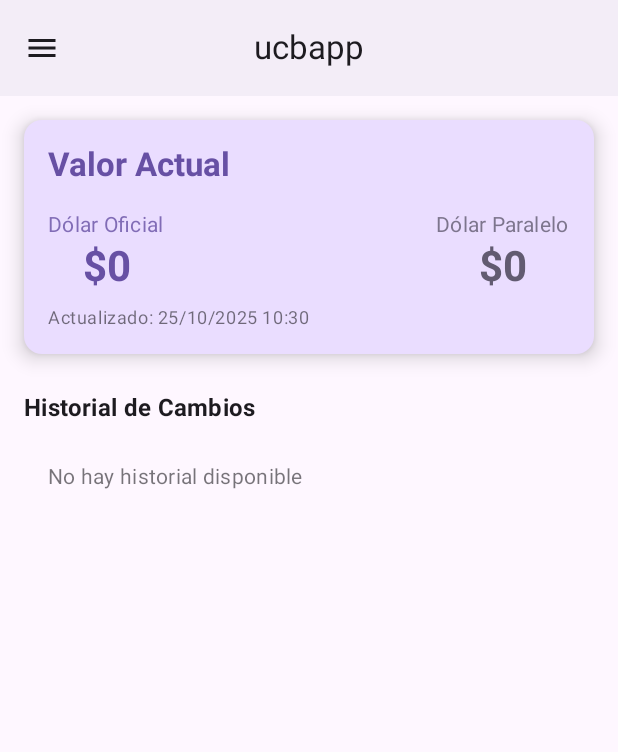
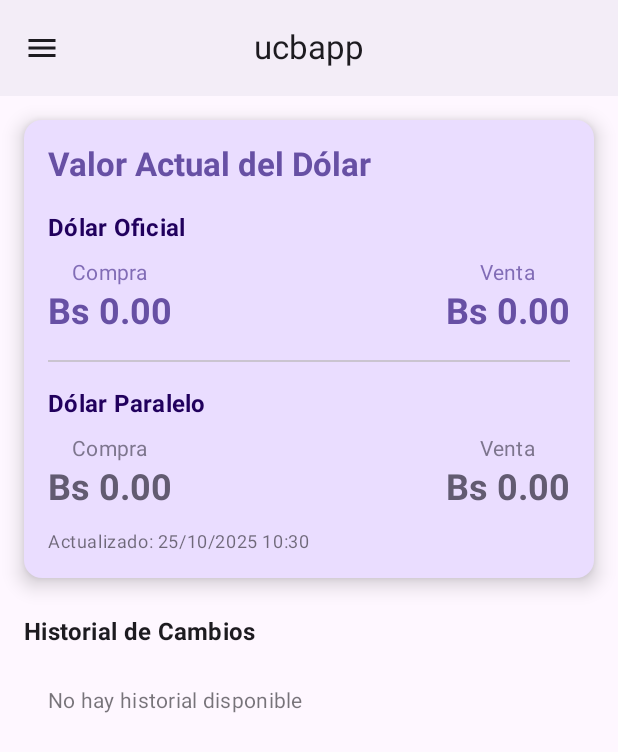
Before and after one commit to susan-cespedes/Moviles-2Parcial, an Android app built with Jetpack Compose: the dollar screen opened through its navigation route, on a phone screen of 412 x 824 dp. Shown: the top 752 px of the screen. Run offline under Robolectric (Android 15) with nearby library versions, the phone set to English and light mode, and no system bars; our stand-ins replace Firebase (no records; nobody signed in at launch, a user with empty details on screens opened directly), Room's generated code; libraries missing offline, so code that uses them is left out: io.sentry; pictures from the network do not load.

Commit message:
Ultimos cambios

```diff
--- a/app/src/main/java/com/calyrsoft/ucbp1/features/dollar/data/database/AppRoomDatabase.kt
+++ b/app/src/main/java/com/calyrsoft/ucbp1/features/dollar/data/database/AppRoomDatabase.kt
@@ -7,21 +7,18 @@ import androidx.room.RoomDatabase
 import com.calyrsoft.ucbp1.features.dollar.data.database.dao.IDollarDao
 import com.calyrsoft.ucbp1.features.dollar.data.database.entity.DollarEntity
 
-@Database(entities = [DollarEntity::class], version = 2)
+@Database(entities = [DollarEntity::class], version = 3)
 abstract class AppRoomDatabase : RoomDatabase() {
     abstract fun dollarDao(): IDollarDao
-
 
     companion object {
         @Volatile
         private var Instance: AppRoomDatabase? = null
 
-
         fun getDatabase(context: Context): AppRoomDatabase {
-            // if the Instance is not null, return it, otherwise create a new database instance.
             return Instance ?: synchronized(this) {
                 Room.databaseBuilder(context, AppRoomDatabase::class.java, "dollar_db")
-                    .addMigrations(MIGRATION_1_2)
+                    .addMigrations(MIGRATION_1_2, MIGRATION_2_3)
                     .build()
                     .also { Instance = it }
             }
--- a/app/src/main/java/com/calyrsoft/ucbp1/features/dollar/data/database/dao/IDollarDao.kt
+++ b/app/src/main/java/com/calyrsoft/ucbp1/features/dollar/data/database/dao/IDollarDao.kt
@@ -1,5 +1,4 @@
 package com.calyrsoft.ucbp1.features.dollar.data.database.dao
-
 
 import androidx.room.Dao
 import androidx.room.Insert
--- a/app/src/main/java/com/calyrsoft/ucbp1/features/dollar/data/database/entity/DollarEntity.kt
+++ b/app/src/main/java/com/calyrsoft/ucbp1/features/dollar/data/database/entity/DollarEntity.kt
@@ -10,15 +10,21 @@ data class DollarEntity(
     @ColumnInfo(name = "id")
     var id: Int = 0,
 
-    @ColumnInfo(name = "dollar_official")
-    var dollarOfficial: String? = null,
+    @ColumnInfo(name = "dollar_official_compra")
+    var dollarOfficialCompra: String? = null,
 
-    @ColumnInfo(name = "dollar_parallel")
-    var dollarParallel: String? = null,
+    @ColumnInfo(name = "dollar_official_venta")
+    var dollarOfficialVenta: String? = null,
+
+    @ColumnInfo(name = "dollar_parallel_compra")
+    var dollarParallelCompra: String? = null,
+
+    @ColumnInfo(name = "dollar_parallel_venta")
+    var dollarParallelVenta: String? = null,
+
+    @ColumnInfo(name = "timestamp")
+    var timestamp: Long = 0,
 
     @ColumnInfo(name = "source")
-    var source: String = "unknown",
-
-    @ColumnInfo(name = "timestamp")
-    var timestamp: Long = 0
+    var source: String = "unknown"
 )
--- a/app/src/main/java/com/calyrsoft/ucbp1/features/dollar/data/datasource/DollarLocalDataSource.kt
+++ b/app/src/main/java/com/calyrsoft/ucbp1/features/dollar/data/datasource/DollarLocalDataSource.kt
@@ -1,39 +1,29 @@
 package com.calyrsoft.ucbp1.features.dollar.data.datasource
 
-
 import com.calyrsoft.ucbp1.features.dollar.data.database.dao.IDollarDao
-import com.calyrsoft.ucbp1.features.dollar.data.mapper.toEntity
+import com.calyrsoft.ucbp1.features.dollar.data.database.entity.DollarEntity
 import com.calyrsoft.ucbp1.features.dollar.data.mapper.toModel
 import com.calyrsoft.ucbp1.features.dollar.domain.model.DollarModel
 
-class DollarLocalDataSource(
-    val dao: IDollarDao
-) {
+class DollarLocalDataSource(private val dollarDao: IDollarDao) {
 
-    suspend fun getList(): List<DollarModel> {
-        return dao.getList().map {
-            it.toModel()
-        }
-
-    }
-    suspend fun deleteAll() {
-        dao.deleteAll()
-    }
-    suspend fun inserTDollars(list: List<DollarModel>) {
-        val dollarEntity = list.map { it.toEntity() }
-        dao.insertDollars(dollarEntity)
+    suspend fun insert(dollar: DollarEntity) {
+        dollarDao.insert(dollar)
     }
 
-    suspend fun insert(dollar: DollarModel) {
-        dao.insert(dollar.toEntity())
+    suspend fun getAllDollars(): List<DollarModel> {
+        return dollarDao.getList().map { it.toModel() }
     }
+
     suspend fun getAllOrderedByDate(): List<DollarModel> {
-        return dao.getAllOrderedByDate().map { it.toModel() }
+        return dollarDao.getAllOrderedByDate().map { it.toModel() }
+    }
+
+    suspend fun deleteAll() {
+        dollarDao.deleteAll()
     }
 
     suspend fun deleteById(id: Int) {
-        dao.deleteById(id)
+        dollarDao.deleteById(id)
     }
-
-
 }
--- a/app/src/main/java/com/calyrsoft/ucbp1/features/dollar/data/datasource/RealTimeRemoteDataSource.kt
+++ b/app/src/main/java/com/calyrsoft/ucbp1/features/dollar/data/datasource/RealTimeRemoteDataSource.kt
@@ -1,44 +1,42 @@
 package com.calyrsoft.ucbp1.features.dollar.data.datasource
 
 import com.calyrsoft.ucbp1.features.dollar.domain.model.DollarModel
-import com.google.firebase.Firebase
 import com.google.firebase.database.DataSnapshot
 import com.google.firebase.database.DatabaseError
+import com.google.firebase.database.FirebaseDatabase
 import com.google.firebase.database.ValueEventListener
-import com.google.firebase.database.database
 import kotlinx.coroutines.channels.awaitClose
 import kotlinx.coroutines.flow.Flow
 import kotlinx.coroutines.flow.callbackFlow
 
 class RealTimeRemoteDataSource {
+    private val database = FirebaseDatabase.getInstance()
+    private val dollarRef = database.getReference("dollar")
 
     fun getDollarUpdates(): Flow<DollarModel> = callbackFlow {
-        val callback = object : ValueEventListener {
-            override fun onCancelled(error: DatabaseError) {
-                // ELIMINA EL TODO() y cierra el flow con el error
-                close(error.toException())
+        val listener = object : ValueEventListener {
+            override fun onDataChange(snapshot: DataSnapshot) {
+                val dollarOfficialCompra = snapshot.child("dollarOfficialCompra").getValue(String::class.java) ?: "0.00"
+                val dollarOfficialVenta = snapshot.child("dollarOfficialVenta").getValue(String::class.java) ?: "0.00"
+                val dollarParallelCompra = snapshot.child("dollarParallelCompra").getValue(String::class.java) ?: "0.00"
+                val dollarParallelVenta = snapshot.child("dollarParallelVenta").getValue(String::class.java) ?: "0.00"
+
+                val dollar = DollarModel(
+                    dollarOfficialCompra = dollarOfficialCompra,
+                    dollarOfficialVenta = dollarOfficialVenta,
+                    dollarParallelCompra = dollarParallelCompra,
+                    dollarParallelVenta = dollarParallelVenta,
+                    timestamp = System.currentTimeMillis()
+                )
+                trySend(dollar)
             }
 
-            override fun onDataChange(snapshot: DataSnapshot) {
-                val value = snapshot.getValue(DollarModel::class.java)
-                if (value != null) {
-                    // Agrega timestamp actual si no viene de Firebase
-                    val dollarWithTimestamp = value.copy(
-                        timestamp = if (value.timestamp == 0L) System.currentTimeMillis() else value.timestamp
-                    )
-                    trySend(dollarWithTimestamp)
-                } else {
-                    trySend(DollarModel("0", "0", System.currentTimeMillis()))
-                }
+            override fun onCancelled(error: DatabaseError) {
+                close(error.toException())
             }
         }
 
-        val database = Firebase.database
-        val myRef = database.getReference("dollar")
-        myRef.addValueEventListener(callback)
-
-        awaitClose {
-            myRef.removeEventListener(callback)
-        }
+        dollarRef.addValueEventListener(listener)
+        awaitClose { dollarRef.removeEventListener(listener) }
     }
 }
--- a/app/src/main/java/com/calyrsoft/ucbp1/features/dollar/data/mapper/mapper.kt
+++ b/app/src/main/java/com/calyrsoft/ucbp1/features/dollar/data/mapper/mapper.kt
@@ -5,16 +5,20 @@ import com.calyrsoft.ucbp1.features.dollar.domain.model.DollarModel
 
 fun DollarEntity.toModel() : DollarModel {
     return DollarModel(
-        dollarOfficial = dollarOfficial,
-        dollarParallel = dollarParallel,
+        dollarOfficialCompra = dollarOfficialCompra,
+        dollarOfficialVenta =dollarOfficialVenta,
+        dollarParallelCompra = dollarParallelCompra,
+        dollarParallelVenta=dollarParallelVenta,
         timestamp = timestamp
     )
 }
 
 fun DollarModel.toEntity() : DollarEntity {
     return DollarEntity(
-        dollarOfficial = dollarOfficial,
-        dollarParallel = dollarParallel,
+        dollarOfficialCompra = dollarOfficialCompra,
+        dollarOfficialVenta =dollarOfficialVenta,
+        dollarParallelCompra = dollarParallelCompra,
+        dollarParallelVenta=dollarParallelVenta,
         timestamp = if (timestamp == 0L) System.currentTimeMillis() else timestamp
     )
 }
--- a/app/src/main/java/com/calyrsoft/ucbp1/features/dollar/domain/model/DollarModel.kt
+++ b/app/src/main/java/com/calyrsoft/ucbp1/features/dollar/domain/model/DollarModel.kt
@@ -1,7 +1,10 @@
 package com.calyrsoft.ucbp1.features.dollar.domain.model
 
 data class DollarModel(
-    var dollarOfficial: String? = null,
-    var dollarParallel: String? = null,
+    val dollarOfficialCompra: String? = null,
+    val dollarOfficialVenta: String? = null,
+    val dollarParallelCompra: String? = null,
+    val dollarParallelVenta: String? = null,
+
     var timestamp: Long = 0L
 )
--- a/app/src/main/java/com/calyrsoft/ucbp1/features/dollar/domain/repository/DollarRepositoryImpl.kt
+++ b/app/src/main/java/com/calyrsoft/ucbp1/features/dollar/domain/repository/DollarRepositoryImpl.kt
@@ -2,6 +2,7 @@ package com.calyrsoft.ucbp1.features.dollar.data.repository
 
 import com.calyrsoft.ucbp1.features.dollar.data.datasource.RealTimeRemoteDataSource
 import com.calyrsoft.ucbp1.features.dollar.data.datasource.DollarLocalDataSource
+import com.calyrsoft.ucbp1.features.dollar.data.mapper.toEntity
 import com.calyrsoft.ucbp1.features.dollar.domain.model.DollarModel
 import com.calyrsoft.ucbp1.features.dollar.domain.repository.IDollarRepository
 import kotlinx.coroutines.flow.Flow
@@ -16,7 +17,7 @@ class DollarRepositoryImpl(
         return realTimeRemoteDataSource.getDollarUpdates()
             .onEach { dollar ->
                 // Guardar en base de datos local cada actualización
-                localDataSource.insert(dollar)
+                localDataSource.insert(dollar.toEntity())
             }
     }
 
--- a/app/src/main/java/com/calyrsoft/ucbp1/features/dollar/presentation/DollarScreen.kt
+++ b/app/src/main/java/com/calyrsoft/ucbp1/features/dollar/presentation/DollarScreen.kt
@@ -1,30 +1,10 @@
-// DollarScreen.kt
 package com.calyrsoft.ucbp1.features.dollar.presentation
 
-import androidx.compose.foundation.layout.Arrangement
-import androidx.compose.foundation.layout.Column
-import androidx.compose.foundation.layout.PaddingValues
-import androidx.compose.foundation.layout.Row
-import androidx.compose.foundation.layout.Spacer
-import androidx.compose.foundation.layout.fillMaxSize
-import androidx.compose.foundation.layout.fillMaxWidth
-import androidx.compose.foundation.layout.height
-import androidx.compose.foundation.layout.padding
+import androidx.compose.foundation.layout.*
 import androidx.compose.foundation.lazy.LazyColumn
 import androidx.compose.foundation.lazy.items
-import androidx.compose.material.icons.Icons
-import androidx.compose.material.icons.filled.Refresh
-import androidx.compose.material3.Card
-import androidx.compose.material3.CardDefaults
-import androidx.compose.material3.CircularProgressIndicator
-import androidx.compose.material3.ExperimentalMaterial3Api
-import androidx.compose.material3.Icon
-import androidx.compose.material3.IconButton
-import androidx.compose.material3.MaterialTheme
-import androidx.compose.material3.Scaffold
-import androidx.compose.material3.Text
+import androidx.compose.material3.*
 import androidx.compose.runtime.Composable
-import androidx.compose.runtime.LaunchedEffect
 import androidx.compose.runtime.collectAsState
 import androidx.compose.runtime.getValue
 import androidx.compose.ui.Alignment
@@ -32,14 +12,11 @@ import androidx.compose.ui.Modifier
 import androidx.compose.ui.graphics.Color
 import androidx.compose.ui.text.font.FontWeight
 import androidx.compose.ui.unit.dp
-import androidx.compose.ui.unit.sp
 import androidx.navigation.NavController
-
 import com.calyrsoft.ucbp1.features.dollar.domain.model.DollarModel
 import org.koin.androidx.compose.koinViewModel
 import java.text.SimpleDateFormat
-import java.util.Date
-import java.util.Locale
+import java.util.*
 
 @OptIn(ExperimentalMaterial3Api::class)
 @Composable
@@ -49,11 +26,7 @@ fun DollarScreen(
 ) {
     val state by viewModelDollar.uiState.collectAsState()
 
-    Scaffold(
-        topBar = {
-
-        }
-    ) { innerPadding ->
+    Scaffold { innerPadding ->
         Column(
             modifier = Modifier
                 .fillMaxSize()
@@ -114,7 +87,7 @@ fun CurrentDollarCard(dollar: DollarModel) {
             modifier = Modifier.padding(16.dp)
         ) {
             Text(
-                text = "Valor Actual",
+                text = "Valor Actual del Dólar",
                 style = MaterialTheme.typography.titleLarge,
                 fontWeight = FontWeight.Bold,
                 color = MaterialTheme.colorScheme.primary
@@ -122,25 +95,41 @@ fun CurrentDollarCard(dollar: DollarModel) {
 
             Spacer(modifier = Modifier.height(16.dp))
 
+            // Dólar Oficial
+            Text(
+                text = "Dólar Oficial",
+                style = MaterialTheme.typography.titleMedium,
+                fontWeight = FontWeight.Bold
+            )
+            Spacer(modifier = Modifier.height(8.dp))
             Row(
                 modifier = Modifier.fillMaxWidth(),
                 horizontalArrangement = Arrangement.SpaceBetween
             ) {
-                DollarValueItem(
-                    title = "Dólar Oficial",
-                    value = dollar.dollarOfficial ?: "N/A",
-                    color = MaterialTheme.colorScheme.primary
-                )
-
-                DollarValueItem(
-                    title = "Dólar Paralelo",
-                    value = dollar.dollarParallel ?: "N/A",
-                    color = MaterialTheme.colorScheme.secondary
-                )
+                DollarValueItem("Compra", dollar.dollarOfficialCompra ?: "N/A", MaterialTheme.colorScheme.primary)
+                DollarValueItem("Venta", dollar.dollarOfficialVenta ?: "N/A", MaterialTheme.colorScheme.primary)
             }
 
+            Spacer(modifier = Modifier.height(16.dp))
+            Divider()
+            Spacer(modifier = Modifier.height(16.dp))
+
+            // Dólar Paralelo
+            Text(
+                text = "Dólar Paralelo",
+                style = MaterialTheme.typography.titleMedium,
+                fontWeight = FontWeight.Bold
+            )
             Spacer(modifier = Modifier.height(8.dp))
+            Row(
+                modifier = Modifier.fillMaxWidth(),
+                horizontalArrangement = Arrangement.SpaceBetween
+            ) {
+                DollarValueItem("Compra", dollar.dollarParallelCompra ?: "N/A", MaterialTheme.colorScheme.secondary)
+                DollarValueItem("Venta", dollar.dollarParallelVenta ?: "N/A", MaterialTheme.colorScheme.secondary)
+            }
 
+            Spacer(modifier = Modifier.height(12.dp))
             Text(
                 text = "Actualizado: ${getCurrentTime()}",
                 style = MaterialTheme.typography.bodySmall,
@@ -158,10 +147,9 @@ fun DollarValueItem(title: String, value: String, color: Color) {
             style = MaterialTheme.typography.bodyMedium,
             color = color.copy(alpha = 0.8f)
         )
-
         Text(
-            text = "$$value",
-            style = MaterialTheme.typography.headlineMedium,
+            text = "Bs $value",
+            style = MaterialTheme.typography.headlineSmall,
             fontWeight = FontWeight.Bold,
             color = color
         )
@@ -178,11 +166,9 @@ fun DollarHistoryList(history: List<DollarModel>) {
             modifier = Modifier.padding(16.dp)
         )
     } else {
-        LazyColumn(
-            verticalArrangement = Arrangement.spacedBy(8.dp)
-        ) {
+        LazyColumn(verticalArrangement = Arrangement.spacedBy(8.dp)) {
             items(history) { dollar ->
-                DollarHistoryItem(dollar = dollar)
+                DollarHistoryItem(dollar)
             }
         }
     }
@@ -194,47 +180,41 @@ fun DollarHistoryItem(dollar: DollarModel) {
         elevation = CardDefaults.cardElevation(defaultElevation = 2.dp),
         modifier = Modifier.fillMaxWidth()
     ) {
-        Row(
-            modifier = Modifier
-                .fillMaxWidth()
-                .padding(12.dp),
-            horizontalArrangement = Arrangement.SpaceBetween,
-            verticalAlignment = Alignment.CenterVertically
+        Column(
+            modifier = Modifier.padding(12.dp)
         ) {
-            Column {
             Text(
                 text = formatDate(dollar.timestamp),
                 style = MaterialTheme.typography.bodySmall,
                 color = MaterialTheme.colorScheme.onSurface.copy(alpha = 0.6f)
             )
-
             Spacer(modifier = Modifier.height(4.dp))
-
-                Row(horizontalArrangement = Arrangement.spacedBy(16.dp)) {
-                    Text(
-                        text = "Oficial: $${dollar.dollarOfficial ?: "N/A"}",
-                        style = MaterialTheme.typography.bodyMedium
-                    )
-
-                    Text(
-                        text = "Paralelo: $${dollar.dollarParallel ?: "N/A"}",
-                        style = MaterialTheme.typography.bodyMedium
-                    )
+            Row(
+                modifier = Modifier.fillMaxWidth(),
+                horizontalArrangement = Arrangement.SpaceBetween
+            ) {
+                Column {
+                    Text("Oficial", fontWeight = FontWeight.Bold)
+                    Text("Compra: ${dollar.dollarOfficialCompra ?: "--"}")
+                    Text("Venta: ${dollar.dollarOfficialVenta ?: "--"}")
+                }
+                Column {
+                    Text("Paralelo", fontWeight = FontWeight.Bold)
+                    Text("Compra: ${dollar.dollarParallelCompra ?: "--"}")
+                    Text("Venta: ${dollar.dollarParallelVenta ?: "--"}")
                 }
             }
         }
     }
 }
 
-// Funciones de utilidad
-private fun getCurrentTime(): String {
-    return SimpleDateFormat("dd/MM/yyyy HH:mm", Locale.getDefault()).format(Date())
-}
+// Utilidades
+private fun getCurrentTime(): String =
+    SimpleDateFormat("dd/MM/yyyy HH:mm", Locale.getDefault()).format(Date())
 
-private fun formatDate(timestamp: Long): String {
-    return try {
+private fun formatDate(timestamp: Long): String =
+    try {
         SimpleDateFormat("dd/MM/yyyy HH:mm:ss", Locale.getDefault()).format(Date(timestamp))
     } catch (e: Exception) {
         "Fecha inválida"
     }
-}
```
Also changed, not shown: app/src/main/java/com/calyrsoft/ucbp1/features/dollar/data/database/Migrations.kt (+30 -0 lines), app/src/main/java/com/calyrsoft/ucbp1/features/dollar/presentation/components/DollarCard.kt (added, +112 -0 lines), app/src/main/java/com/calyrsoft/ucbp1/features/login/data/LoginRepositoryImpl.kt (+17 -30 lines), app/src/main/java/com/calyrsoft/ucbp1/features/dollar/domain/model/Dollar.kt (added), 1 other file. Lines whose indentation alone changed are shown as unchanged.
